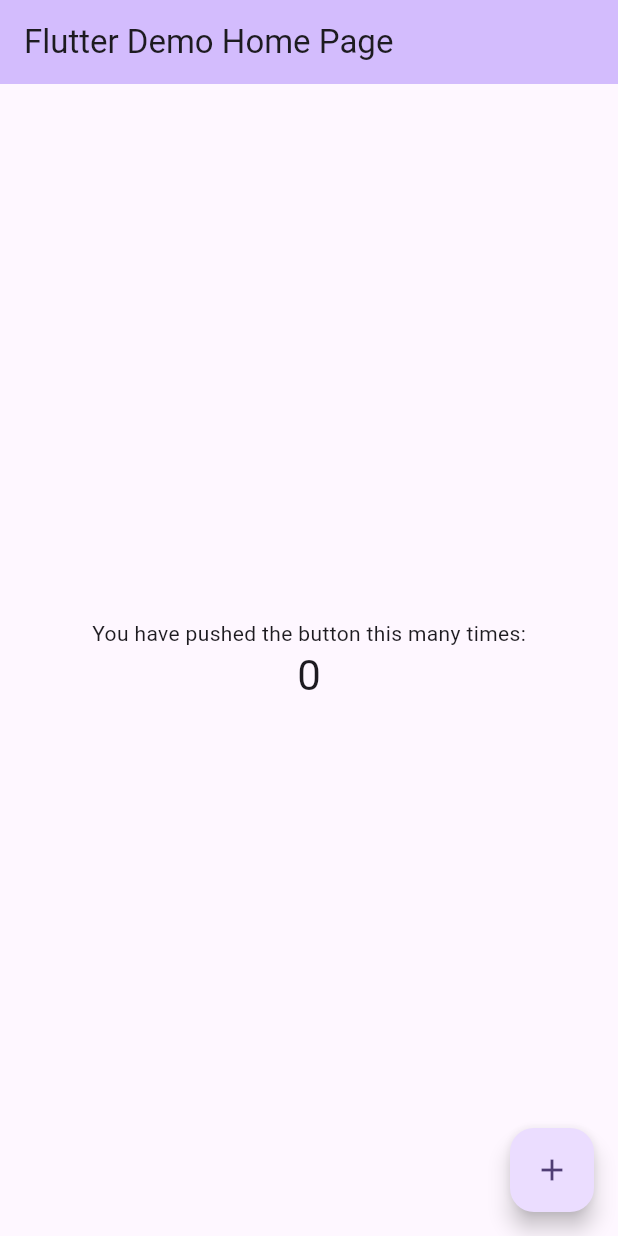
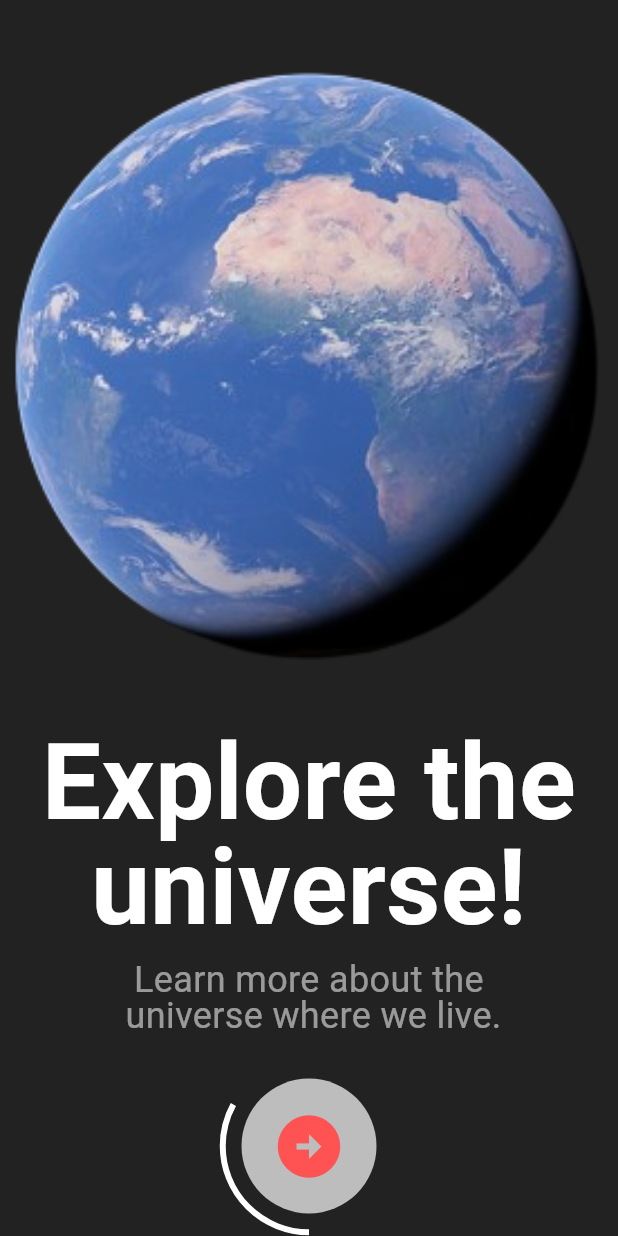
Before and after one commit to abhi1504p/SpaceUi_Flutter, a Flutter app: the screen it shows after launch, on a phone screen of 412 x 824 dp. Run offline on Flutter 3.47's test engine with Material 3 defaults, Android fonts, the phone set to English and light mode, and no system bars.

Commit message:
Intial commit
this is the plain flutter project.

```diff
--- /dev/null
+++ b/lib/Home_page.dart
@@ -0,0 +1,15 @@
+import 'package:flutter/material.dart';
+
+class homepage extends StatefulWidget {
+  const homepage({super.key});
+
+  @override
+  State<homepage> createState() => _homepageState();
+}
+
+class _homepageState extends State<homepage> {
+  @override
+  Widget build(BuildContext context) {
+    return Scaffold();
+  }
+}
--- a/lib/main.dart
+++ b/lib/main.dart
@@ -1,4 +1,5 @@
 import 'package:flutter/material.dart';
+import 'package:space_ui/second.dart';
 
 void main() {
   runApp(const MyApp());
@@ -10,116 +11,11 @@
   // This widget is the root of your application.
   @override
   Widget build(BuildContext context) {
-    return MaterialApp(
-      title: 'Flutter Demo',
-      theme: ThemeData(
-        // This is the theme of your application.
-        //
-        // TRY THIS: Try running your application with "flutter run". You'll see
-        // the application has a purple toolbar. Then, without quitting the app,
-        // try changing the seedColor in the colorScheme below to Colors.green
-        // and then invoke "hot reload" (save your changes or press the "hot
-        // reload" button in a Flutter-supported IDE, or press "r" if you used
-        // the command line to start the app).
-        //
-        // Notice that the counter didn't reset back to zero; the application
-        // state is not lost during the reload. To reset the state, use hot
-        // restart instead.
-        //
-        // This works for code too, not just values: Most code changes can be
-        // tested with just a hot reload.
-        colorScheme: ColorScheme.fromSeed(seedColor: Colors.deepPurple),
-        useMaterial3: true,
-      ),
-      home: const MyHomePage(title: 'Flutter Demo Home Page'),
+    return const MaterialApp(
+      debugShowCheckedModeBanner: false,
+      home: Second(),
     );
+
+
   }
 }
-
-class MyHomePage extends StatefulWidget {
-  const MyHomePage({super.key, required this.title});
-
-  // This widget is the home page of your application. It is stateful, meaning
-  // that it has a State object (defined below) that contains fields that affect
-  // how it looks.
-
-  // This class is the configuration for the state. It holds the values (in this
-  // case the title) provided by the parent (in this case the App widget) and
-  // used by the build method of the State. Fields in a Widget subclass are
-  // always marked "final".
-
-  final String title;
-
-  @override
-  State<MyHomePage> createState() => _MyHomePageState();
-}
-
-class _MyHomePageState extends State<MyHomePage> {
-  int _counter = 0;
-
-  void _incrementCounter() {
-    setState(() {
-      // This call to setState tells the Flutter framework that something has
-      // changed in this State, which causes it to rerun the build method below
-      // so that the display can reflect the updated values. If we changed
-      // _counter without calling setState(), then the build method would not be
-      // called again, and so nothing would appear to happen.
-      _counter++;
-    });
-  }
-
-  @override
-  Widget build(BuildContext context) {
-    // This method is rerun every time setState is called, for instance as done
-    // by the _incrementCounter method above.
-    //
-    // The Flutter framework has been optimized to make rerunning build methods
-    // fast, so that you can just rebuild anything that needs updating rather
-    // than having to individually change instances of widgets.
-    return Scaffold(
-      appBar: AppBar(
-        // TRY THIS: Try changing the color here to a specific color (to
-        // Colors.amber, perhaps?) and trigger a hot reload to see the AppBar
-        // change color while the other colors stay the same.
-        backgroundColor: Theme.of(context).colorScheme.inversePrimary,
-        // Here we take the value from the MyHomePage object that was created by
-        // the App.build method, and use it to set our appbar title.
-        title: Text(widget.title),
-      ),
-      body: Center(
-        // Center is a layout widget. It takes a single child and positions it
-        // in the middle of the parent.
-        child: Column(
-          // Column is also a layout widget. It takes a list of children and
-          // arranges them vertically. By default, it sizes itself to fit its
-          // children horizontally, and tries to be as tall as its parent.
-          //
-          // Column has various properties to control how it sizes itself and
-          // how it positions its children. Here we use mainAxisAlignment to
-          // center the children vertically; the main axis here is the vertical
-          // axis because Columns are vertical (the cross axis would be
-          // horizontal).
-          //
-          // TRY THIS: Invoke "debug painting" (choose the "Toggle Debug Paint"
-          // action in the IDE, or press "p" in the console), to see the
-          // wireframe for each widget.
-          mainAxisAlignment: MainAxisAlignment.center,
-          children: <Widget>[
-            const Text(
-              'You have pushed the button this many times:',
-            ),
-            Text(
-              '$_counter',
-              style: Theme.of(context).textTheme.headlineMedium,
-            ),
-          ],
-        ),
-      ),
-      floatingActionButton: FloatingActionButton(
-        onPressed: _incrementCounter,
-        tooltip: 'Increment',
-        child: const Icon(Icons.add),
-      ), // This trailing comma makes auto-formatting nicer for build methods.
-    );
-  }
-}
--- /dev/null
+++ b/lib/second.dart
@@ -0,0 +1,123 @@
+import 'package:flutter/material.dart';
+import 'package:space_ui/Home_page.dart';
+
+
+
+
+class Second extends StatefulWidget {
+  const Second({super.key});
+
+  @override
+  State<Second> createState() => _SecondState();
+}
+
+class _SecondState extends State<Second> {
+  final PageController _pageController = PageController();
+  double progress = 0.33;
+  @override
+  Widget build(BuildContext context) {
+    return Scaffold(
+      backgroundColor: Colors.black87,
+      body: SafeArea(
+        child: Column(
+          children: [
+            Expanded(
+                child: SizedBox(
+              height: 400,
+              width: 400,
+              child: PageView(
+                controller: _pageController,
+                children: [
+                  plannetimage("assets/spaceimages/image1.png"),
+                  plannetimage("assets/spaceimages/image2.png"),
+                  plannetimage("assets/spaceimages/image3.png"),
+                ],
+              ),
+            )),
+            const Text(
+              "Explore the universe!",
+              textAlign: TextAlign.center,
+              style: TextStyle(
+                  fontSize: 70,
+                  fontWeight: FontWeight.bold,
+                  height: 1,
+                  color: Colors.white),
+            ),
+            const SizedBox(
+              height: 14,
+            ),
+            const Text(
+              "Learn more about the \n universe where we live.",
+              textAlign: TextAlign.center,
+              style: TextStyle(fontSize: 24, height: 1, color: Colors.white54),
+            ),
+            const SizedBox(
+              height: 15,
+            ),
+            SizedBox(
+              height: 120,
+              width: 120,
+              child: Stack(
+                alignment: Alignment.center,
+                children: [
+                  SizedBox(
+                    height: 115,
+                    width: 115,
+                    child: RotatedBox(
+                      quarterTurns: 2,
+                      child: CircularProgressIndicator(
+                        strokeWidth: 4,
+                        color: Colors.white,
+                        value: progress == 0.99 ? 1 : progress,
+                      ),
+                    ),
+                  ),
+                  GestureDetector(
+                    child: Container(
+                      height: 90,
+                      width: 90,
+                      decoration: const BoxDecoration(
+                          shape: BoxShape.circle, color: Colors.white70 ),
+                      child: const Icon(
+                        Icons.arrow_circle_right,
+                        color: Colors.redAccent,
+                        size: 50,
+                      ),
+                    ),
+                    onTap: () {
+                      setState(() {
+                        progress+=0.33;
+                      });
+                        if(_pageController.hasClients){
+                          _pageController.animateToPage(
+                            _pageController.page!.toInt()+1,
+                            duration: const Duration(milliseconds: 400),
+                            curve: Curves.easeOut,
+                          );
+                        }
+                        if(_pageController.page!.toInt()==2){
+                          Navigator.pushAndRemoveUntil(context, MaterialPageRoute(builder:(_)=>homepage()), (route) => false);
+                        }
+
+                    },
+                  )
+                ],
+              ),
+            )
+          ],
+        ),
+      ),
+    );
+  }
+
+  SizedBox plannetimage(image) {
+    return SizedBox(
+      height: 300,
+      width: 300,
+      child: Image.asset(
+        image,
+        fit: BoxFit.fitWidth,
+      ),
+    );
+  }
+}
--- a/pubspec.yaml
+++ b/pubspec.yaml
@@ -59,8 +59,10 @@ flutter:
   uses-material-design: true
 
   # To add assets to your application, add an assets section, like this:
-  # assets:
-  #   - images/a_dot_burr.jpeg
+  assets:
+     - assets/spaceimages/image1.png
+     - assets/spaceimages/image2.png
+     - assets/spaceimages/image3.png
   #   - images/a_dot_ham.jpeg
 
   # An image asset can refer to one or more resolution-specific "variants", see
```
Also changed, not shown: assets/spaceimages/image1.png (added), assets/spaceimages/image2.png (added), assets/spaceimages/image3.png (added).
